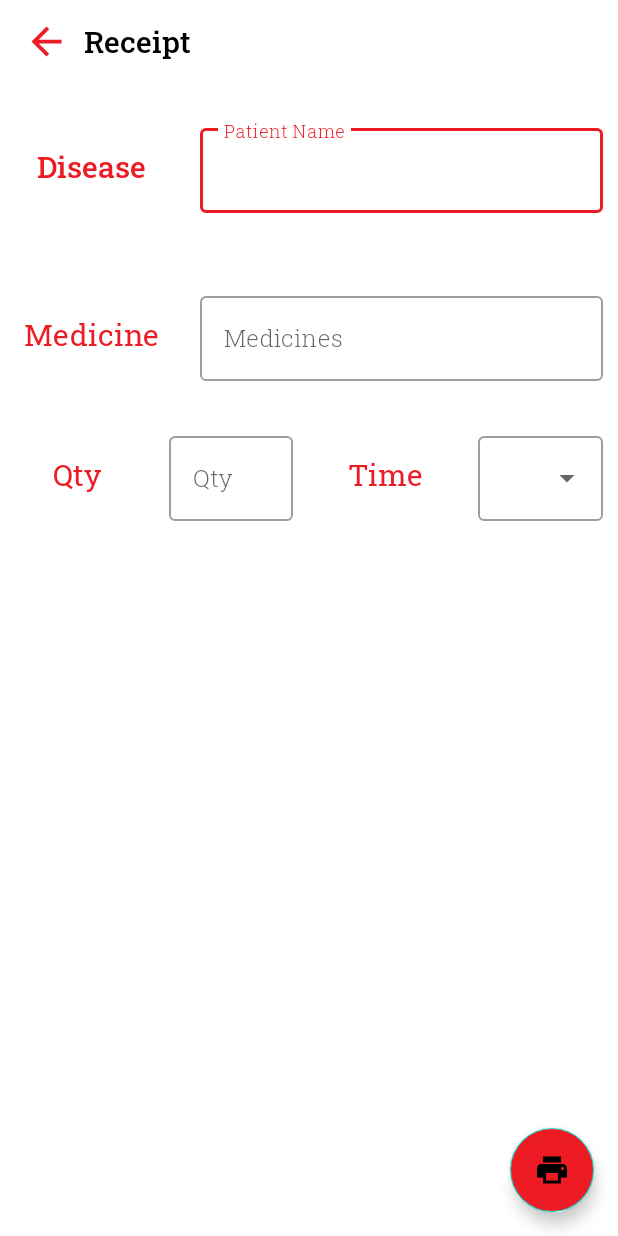
After one commit to suyogyadav/FirstMed, an Android app: the NewBill screen opened directly, with no data from a screen before it, on a phone screen of 412 x 824 dp. The commit adds this screen. Run offline under Robolectric (Android 15) with nearby library versions, the phone set to English and light mode, and no system bars.

Commit message:
new bill activity added

```diff
--- a/app/src/main/java/com/kernel/firstmed/AddPatient.java
+++ b/app/src/main/java/com/kernel/firstmed/AddPatient.java
@@ -2,6 +2,7 @@ package com.kernel.firstmed;
 
 import androidx.appcompat.app.AppCompatActivity;
 
+import android.content.Intent;
 import android.os.Bundle;
 import android.view.View;
 
@@ -18,5 +19,6 @@ public class AddPatient extends AppCompatActivity {
     }
 
     public void submitBtn(View view) {
+        startActivity(new Intent(this,PatientDetails.class));
     }
 }
--- /dev/null
+++ b/app/src/main/java/com/kernel/firstmed/NewBill.java
@@ -0,0 +1,26 @@
+package com.kernel.firstmed;
+
+import androidx.appcompat.app.AppCompatActivity;
+
+import android.os.Bundle;
+import android.view.View;
+import android.widget.ArrayAdapter;
+import android.widget.AutoCompleteTextView;
+
+public class NewBill extends AppCompatActivity {
+
+    private AutoCompleteTextView dropdown;
+    @Override
+    protected void onCreate(Bundle savedInstanceState) {
+        super.onCreate(savedInstanceState);
+        setContentView(R.layout.activity_new_bill);
+        String[] droplist = new String[] {"Item 1", "Item 2", "Item 3", "Item 4"};
+        ArrayAdapter<String> dropadapter = new ArrayAdapter<>(this,R.layout.drop_down_layout,droplist);
+        dropdown = findViewById(R.id.dropdown);
+        dropdown.setAdapter(dropadapter);
+    }
+
+    public void close(View view) {
+        finish();
+    }
+}
--- a/app/src/main/java/com/kernel/firstmed/PatientDetails.java
+++ b/app/src/main/java/com/kernel/firstmed/PatientDetails.java
@@ -2,6 +2,7 @@ package com.kernel.firstmed;
 
 import androidx.appcompat.app.AppCompatActivity;
 
+import android.content.Intent;
 import android.os.Bundle;
 import android.view.View;
 
@@ -16,4 +17,8 @@ public class PatientDetails extends AppCompatActivity {
     public void close(View view) {
         finish();
     }
+
+    public void NewBill(View view) {
+        startActivity(new Intent(this,NewBill.class));
+    }
 }
--- /dev/null
+++ b/app/src/main/res/drawable/print_icon.xml
@@ -0,0 +1,5 @@
+<vector android:height="50dp" android:tint="#FFFFFF"
+    android:viewportHeight="24" android:viewportWidth="24"
+    android:width="50dp" xmlns:android="http://schemas.android.com/apk/res/android">
+    <path android:fillColor="@android:color/white" android:pathData="M19,8L5,8c-1.66,0 -3,1.34 -3,3v6h4v4h12v-4h4v-6c0,-1.66 -1.34,-3 -3,-3zM16,19L8,19v-5h8v5zM19,12c-0.55,0 -1,-0.45 -1,-1s0.45,-1 1,-1 1,0.45 1,1 -0.45,1 -1,1zM18,3L6,3v4h12L18,3z"/>
+</vector>
--- /dev/null
+++ b/app/src/main/res/layout/activity_new_bill.xml
@@ -0,0 +1,245 @@
+<?xml version="1.0" encoding="utf-8"?>
+<RelativeLayout xmlns:android="http://schemas.android.com/apk/res/android"
+    xmlns:app="http://schemas.android.com/apk/lib/com.kernel.firstmed"
+    xmlns:app1="http://schemas.android.com/apk/res-auto"
+    xmlns:tools="http://schemas.android.com/tools"
+    android:layout_width="match_parent"
+    android:layout_height="match_parent"
+    tools:context=".NewBill">
+
+    <com.google.android.material.appbar.MaterialToolbar
+        android:id="@+id/newbilltoolbar"
+        android:layout_width="match_parent"
+        android:layout_height="55dp"
+        android:background="#ffffff">
+
+        <ImageView
+            android:layout_width="30dp"
+            android:layout_height="match_parent"
+            android:layout_marginEnd="10dp"
+            android:onClick="close"
+            android:src="@drawable/back_icon" />
+
+        <com.google.android.material.textview.MaterialTextView
+            android:id="@+id/titlename"
+            android:layout_width="wrap_content"
+            android:layout_height="wrap_content"
+            android:fontFamily="@font/medium"
+            android:text="Receipt"
+            android:textColor="@color/colorBlack"
+            android:textSize="20sp" />
+
+    </com.google.android.material.appbar.MaterialToolbar>
+
+
+    <LinearLayout
+        android:layout_width="match_parent"
+        android:layout_height="match_parent"
+        android:layout_below="@id/newbilltoolbar"
+        android:nestedScrollingEnabled="true"
+        android:orientation="vertical"
+        android:weightSum="10">
+
+        <LinearLayout
+            android:layout_width="match_parent"
+            android:layout_height="0dp"
+            android:layout_weight="1.5"
+            android:weightSum="10">
+
+            <RelativeLayout
+                android:layout_width="0dp"
+                android:layout_height="match_parent"
+                android:layout_weight="3">
+
+                <com.google.android.material.textview.MaterialTextView
+                    android:id="@+id/destxt"
+                    android:layout_width="wrap_content"
+                    android:layout_height="wrap_content"
+                    android:layout_centerInParent="true"
+                    android:fontFamily="@font/medium"
+                    android:text="Disease"
+                    android:textColor="@color/colorPrimary"
+                    android:textSize="20sp" />
+
+            </RelativeLayout>
+
+            <RelativeLayout
+                android:layout_width="0dp"
+                android:layout_height="match_parent"
+                android:layout_weight="7">
+
+                <com.google.android.material.textfield.TextInputLayout
+                    style="@style/Widget.MaterialComponents.TextInputLayout.OutlinedBox"
+                    android:layout_width="match_parent"
+                    android:layout_height="wrap_content"
+                    android:layout_centerInParent="true"
+                    android:layout_marginHorizontal="10dp">
+
+                    <com.google.android.material.textfield.TextInputEditText
+                        android:id="@+id/edtdes"
+                        android:layout_width="match_parent"
+                        android:layout_height="wrap_content"
+                        android:fontFamily="@font/light"
+                        android:hint="Patient Name"
+                        android:inputType="textPersonName" />
+
+                </com.google.android.material.textfield.TextInputLayout>
+
+            </RelativeLayout>
+
+        </LinearLayout>
+
+        <LinearLayout
+            android:layout_width="match_parent"
+            android:layout_height="0dp"
+            android:layout_weight="1.5"
+            android:weightSum="10">
+
+            <RelativeLayout
+                android:layout_width="0dp"
+                android:layout_height="match_parent"
+                android:layout_weight="3">
+
+                <com.google.android.material.textview.MaterialTextView
+                    android:id="@+id/medtxt"
+                    android:layout_width="wrap_content"
+                    android:layout_height="wrap_content"
+                    android:layout_centerInParent="true"
+                    android:fontFamily="@font/regular"
+                    android:text="Medicine"
+                    android:textColor="@color/colorPrimary"
+                    android:textSize="20sp" />
+
+            </RelativeLayout>
+
+            <RelativeLayout
+                android:layout_width="0dp"
+                android:layout_height="match_parent"
+                android:layout_weight="7">
+
+                <com.google.android.material.textfield.TextInputLayout
+                    style="@style/Widget.MaterialComponents.TextInputLayout.OutlinedBox"
+                    android:layout_width="match_parent"
+                    android:layout_height="wrap_content"
+                    android:layout_centerInParent="true"
+                    android:layout_marginHorizontal="10dp">
+
+                    <com.google.android.material.textfield.TextInputEditText
+                        android:id="@+id/edtmed"
+                        android:layout_width="match_parent"
+                        android:layout_height="wrap_content"
+                        android:fontFamily="@font/light"
+                        android:hint="Medicines"
+                        android:inputType="textPersonName" />
+
+                </com.google.android.material.textfield.TextInputLayout>
+
+            </RelativeLayout>
+
+        </LinearLayout>
+
+        <LinearLayout
+            android:layout_width="match_parent"
+            android:layout_height="0dp"
+            android:layout_weight="1"
+            android:weightSum="4">
+
+            <RelativeLayout
+                android:layout_width="0dp"
+                android:layout_height="match_parent"
+                android:layout_weight="1">
+
+                <com.google.android.material.textview.MaterialTextView
+                    android:layout_width="wrap_content"
+                    android:layout_height="wrap_content"
+                    android:layout_centerInParent="true"
+                    android:fontFamily="@font/regular"
+                    android:text="Qty"
+                    android:textColor="@color/colorPrimary"
+                    android:textSize="20sp" />
+
+            </RelativeLayout>
+
+            <RelativeLayout
+                android:layout_width="0dp"
+                android:layout_height="match_parent"
+                android:layout_weight="1">
+
+                <com.google.android.material.textfield.TextInputLayout
+                    style="@style/Widget.MaterialComponents.TextInputLayout.OutlinedBox"
+                    android:layout_width="match_parent"
+                    android:layout_height="wrap_content"
+                    android:layout_centerInParent="true"
+                    android:layout_marginHorizontal="10dp">
+
+                    <com.google.android.material.textfield.TextInputEditText
+                        android:id="@+id/edtqty"
+                        android:layout_width="match_parent"
+                        android:layout_height="wrap_content"
+                        android:fontFamily="@font/light"
+                        android:hint="Qty"
+                        android:inputType="numberDecimal" />
+
+                </com.google.android.material.textfield.TextInputLayout>
+
+            </RelativeLayout>
+
+            <RelativeLayout
+                android:layout_width="0dp"
+                android:layout_height="match_parent"
+                android:layout_weight="1">
+
+                <com.google.android.material.textview.MaterialTextView
+                    android:layout_width="wrap_content"
+                    android:layout_height="wrap_content"
+                    android:layout_centerInParent="true"
+                    android:fontFamily="@font/regular"
+                    android:text="Time"
+                    android:textColor="@color/colorPrimary"
+                    android:textSize="20sp" />
+
+            </RelativeLayout>
+
+            <RelativeLayout
+                android:layout_width="0dp"
+                android:layout_height="match_parent"
+                android:layout_weight="1">
+
+                <com.google.android.material.textfield.TextInputLayout
+                    style="@style/Widget.MaterialComponents.TextInputLayout.OutlinedBox.ExposedDropdownMenu"
+                    android:layout_width="match_parent"
+                    android:layout_height="wrap_content"
+                    android:layout_centerInParent="true"
+                    android:layout_marginHorizontal="10dp">
+
+                    <AutoCompleteTextView
+                        android:id="@+id/dropdown"
+                        android:layout_width="match_parent"
+                        android:layout_height="wrap_content" />
+
+                </com.google.android.material.textfield.TextInputLayout>
+
+            </RelativeLayout>
+
+        </LinearLayout>
+
+        <ListView
+            android:layout_width="match_parent"
+            android:layout_height="0dp"
+            android:layout_margin="10dp"
+            android:layout_weight="6" />
+
+    </LinearLayout>
+
+    <com.google.android.material.floatingactionbutton.FloatingActionButton
+        android:id="@+id/printbtn"
+        android:layout_width="wrap_content"
+        android:layout_height="wrap_content"
+        android:layout_alignParentEnd="true"
+        android:layout_alignParentBottom="true"
+        android:layout_margin="16dp"
+        android:backgroundTint="@color/colorPrimary"
+        android:src="@drawable/print_icon"
+        />
+
+</RelativeLayout>
--- a/app/src/main/res/layout/activity_patient_details.xml
+++ b/app/src/main/res/layout/activity_patient_details.xml
@@ -67,7 +67,7 @@
                     android:layout_width="wrap_content"
                     android:layout_height="wrap_content"
                     android:layout_above="@id/Page"
-                    android:layout_marginStart="20dp"
+                    android:layout_marginStart="10dp"
                     android:fontFamily="@font/regular"
                     android:text="Patient Name"
                     android:textColor="@color/colorBlack"
@@ -78,24 +78,24 @@
                     android:layout_width="wrap_content"
                     android:layout_height="wrap_content"
                     android:layout_centerVertical="true"
-                    android:layout_marginStart="20dp"
+                    android:layout_marginStart="10dp"
                     android:layout_marginTop="10dp"
                     android:fontFamily="@font/light"
                     android:text="Age"
                     android:textColor="@color/colorBlack"
-                    android:textSize="12sp" />
+                    android:textSize="15sp" />
 
                 <com.google.android.material.textview.MaterialTextView
                     android:id="@+id/PlastDate"
                     android:layout_width="wrap_content"
                     android:layout_height="wrap_content"
                     android:layout_below="@id/Page"
-                    android:layout_marginStart="20dp"
+                    android:layout_marginStart="10dp"
                     android:layout_marginTop="10dp"
                     android:fontFamily="@font/light"
                     android:text="Last Date Of Visit"
                     android:textColor="@color/colorBlack"
-                    android:textSize="12sp" />
+                    android:textSize="15sp" />
 
             </RelativeLayout>
 
@@ -110,7 +110,8 @@
                     android:layout_height="wrap_content"
                     android:layout_centerInParent="true"
                     android:background="@color/colorWhite"
-                    android:src="@drawable/add_box_icon" />
+                    android:src="@drawable/add_box_icon"
+                    android:onClick="NewBill"/>
 
                 <com.google.android.material.textview.MaterialTextView
                     android:layout_width="wrap_content"
@@ -128,7 +129,8 @@
 
         <com.google.android.material.tabs.TabLayout
             android:layout_width="match_parent"
-            android:layout_height="wrap_content">
+            android:layout_height="0dp"
+            android:layout_weight="0.7">
 
             <com.google.android.material.tabs.TabItem
                 android:layout_width="wrap_content"
@@ -145,6 +147,12 @@
 
         </com.google.android.material.tabs.TabLayout>
 
+        <androidx.viewpager.widget.ViewPager
+            android:id="@+id/viewcontainer"
+            android:layout_width="match_parent"
+            android:layout_height="0dp"
+            android:layout_weight="7.3" />
+
     </LinearLayout>
 
 </RelativeLayout>
--- /dev/null
+++ b/app/src/main/res/layout/drop_down_layout.xml
@@ -0,0 +1,8 @@
+<?xml version="1.0" encoding="utf-8"?>
+<TextView xmlns:android="http://schemas.android.com/apk/res/android"
+    android:layout_width="match_parent"
+    android:layout_height="wrap_content"
+    android:padding="16dp"
+    android:ellipsize="end"
+    android:maxLines="1"
+    android:textAppearance="?attr/textAppearanceSubtitle1"/>
```
Also changed, not shown: app/src/main/AndroidManifest.xml (+3 -4 lines).
